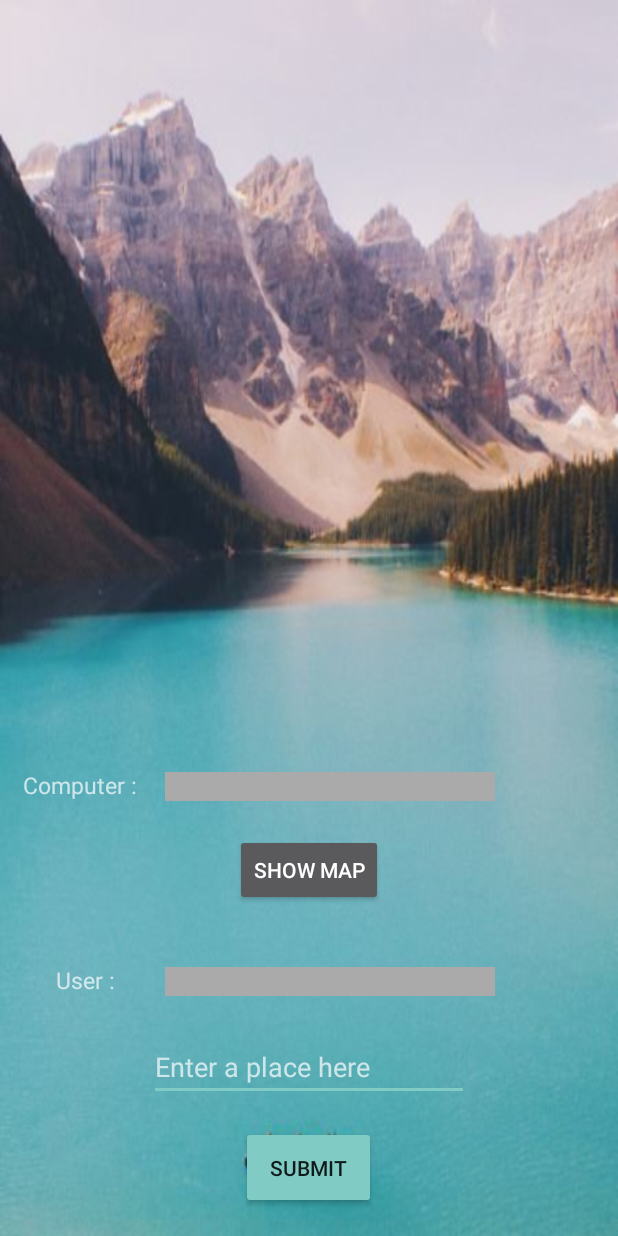
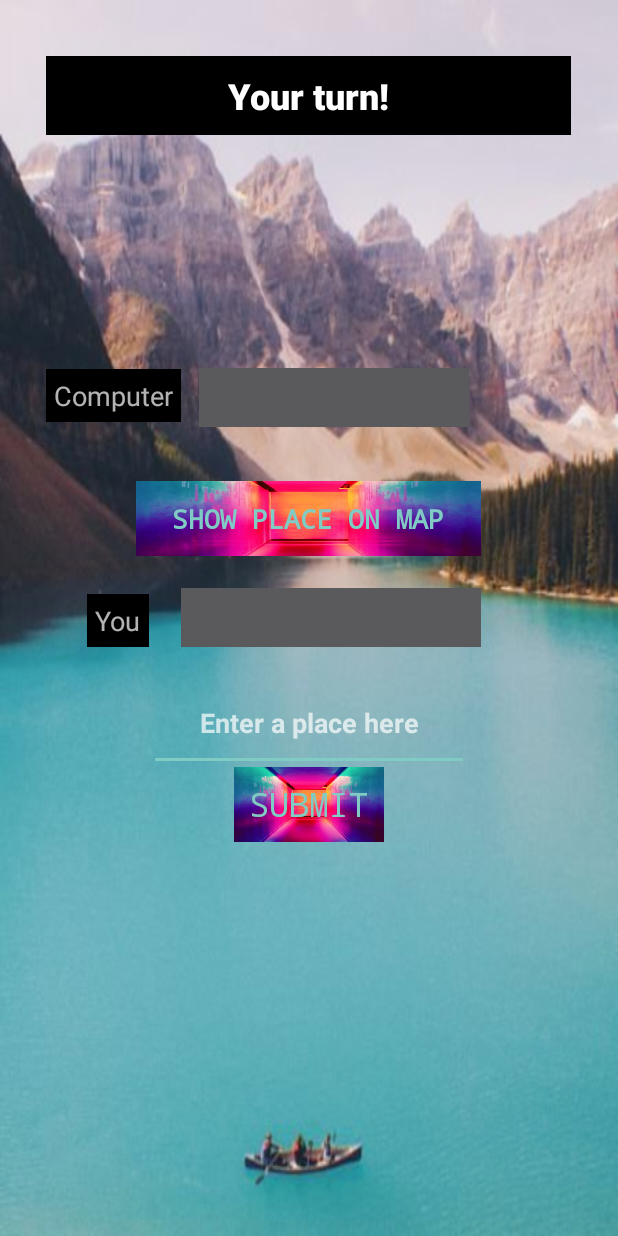
Before and after one commit to deepgosalia1/Atlas, an Android app: the MainActivity screen opened directly, with no data from a screen before it, on a phone screen of 412 x 824 dp. Run offline under Robolectric (Android 15) with nearby library versions, the light colour scheme and no system bars.

Commit message:
ui update d and difficulty modes updated

```diff
--- a/app/src/main/java/com/example/anonym/atlas/MainActivity.java
+++ b/app/src/main/java/com/example/anonym/atlas/MainActivity.java
@@ -24,12 +24,12 @@ import java.util.Random;
 
 public class MainActivity extends AppCompatActivity{
 
-    private String IncomingPlace,randomselectedplace,placeEntered,final_place_to_be_passed;
+    private String IncomingPlace,placeEntered,final_place_to_be_passed;
     Random random=new Random();
     ArrayList<String> keys = new ArrayList<String>();
     LinkedHashMap<String,String> all_place = new LinkedHashMap<>(46354);
     LinkedHashMap<String,String> all_copy = new LinkedHashMap<>(46354);
-    TextView comp_place;
+    TextView comp_place,turn_indicator;
     TextView user_place;
     EditText enterplace;
     int firstuse=0;
@@ -74,6 +74,7 @@ public class MainActivity extends AppCompatActivity{
     }
 
     public void computerturn(){
+        turn_indicator.setText("Computer's turn! and now your's");
         int flag=0;
         Character initial=null;
         String input;
@@ -154,21 +155,24 @@ public class MainActivity extends AppCompatActivity{
         enterplace.setText("");
         enterplace.setHint("Enter a place here");
         if (userTurn) {
+            turn_indicator.setText("Your turn!");
             new Handler().postDelayed(new Runnable() {
 
                 @Override
                 public void run() {
-                    Toast.makeText(MainActivity.this, "User Turn",Toast.LENGTH_SHORT).show();
+                    Toast.makeText(MainActivity.this, "Your Turn",Toast.LENGTH_SHORT).show();
                 }
             }, 2000);
         } else {
+            turn_indicator.setText("Computer's turn! and now your's");
             new Handler().postDelayed(new Runnable() {
 
                 @Override
                 public void run() {
-                    Toast.makeText(MainActivity.this, "Computer Turn",Toast.LENGTH_SHORT).show();
+                    Toast.makeText(MainActivity.this, "Computer's Turn",Toast.LENGTH_SHORT).show();
                 }
             }, 2000);
+
             computerturn();
         }
         return true;
@@ -178,18 +182,34 @@ public class MainActivity extends AppCompatActivity{
     protected void onCreate(Bundle savedInstanceState) {
         super.onCreate(savedInstanceState);
         setContentView(R.layout.activity_main);
-        Intent intent=getIntent();
-        comp_place=(TextView)findViewById(R.id.comp_place);
-        user_place=(TextView)findViewById(R.id.user_place);
-        enterplace=findViewById(R.id.enterplace);
+        Intent intent = getIntent();
+        String mode = intent.getStringExtra("mode");
+        comp_place = (TextView) findViewById(R.id.comp_place);
+        user_place = (TextView) findViewById(R.id.user_place);
+        turn_indicator = (TextView) findViewById(R.id.turn_indicator);
+        enterplace = findViewById(R.id.enterplace);
         AssetManager assetManager = getAssets();
+        if (mode == "hard") {
             try {
                 InputStream inputStream = assetManager.open("atlas.txt");
                 BufferedReader in = new BufferedReader(new InputStreamReader(inputStream));
                 String line = null;
-            while((line = in.readLine()) != null) {
+                while ((line = in.readLine()) != null) {
                     IncomingPlace = line.trim();
-                all_place.put(IncomingPlace.toLowerCase(),IncomingPlace);
+                    all_place.put(IncomingPlace.toLowerCase(), IncomingPlace);
+                }
+            } catch (IOException e) {
+                Toast.makeText(this, "Could not load the 'Places' Directory.", Toast.LENGTH_LONG).show();
+            }
+            onStart(null);
+        }else{
+            try {
+                InputStream inputStream = assetManager.open("just_countries.txt");
+                BufferedReader in = new BufferedReader(new InputStreamReader(inputStream));
+                String line = null;
+                while ((line = in.readLine()) != null) {
+                    IncomingPlace = line.trim();
+                    all_place.put(IncomingPlace.toLowerCase(), IncomingPlace);
                 }
             } catch (IOException e) {
                 Toast.makeText(this, "Could not load the 'Places' Directory.", Toast.LENGTH_LONG).show();
@@ -197,3 +217,4 @@ public class MainActivity extends AppCompatActivity{
             onStart(null);
         }
     }
+}
--- a/app/src/main/res/layout/activity_main.xml
+++ b/app/src/main/res/layout/activity_main.xml
@@ -6,90 +6,105 @@
     android:orientation="vertical">
 
     <Button
-        android:id="@+id/generate"
+        android:id="@+id/submit"
+        style="@style/Widget.AppCompat.Button.Borderless.Colored"
+        android:layout_width="100dp"
+        android:layout_height="50dp"
+        android:layout_below="@+id/user_place"
+        android:layout_centerHorizontal="true"
+        android:layout_marginTop="80dp"
+        android:background="@drawable/background_main_p"
+        android:fontFamily="monospace"
+        android:onClick="submitplace"
+        android:text="submit"
+        android:textSize="22sp" />
+
+    <EditText
+        android:id="@+id/enterplace"
         android:layout_width="wrap_content"
         android:layout_height="wrap_content"
-        android:layout_alignParentBottom="true"
+        android:layout_below="@+id/user"
         android:layout_centerHorizontal="true"
-        android:layout_marginBottom="350dp"
-        android:onClick="generatePlace"
-        android:text="Generate Place"
-        android:visibility="invisible" />
+        android:layout_marginTop="18dp"
+        android:ems="10"
+        android:hint="Enter a place here..."
+        android:inputType="textPersonName"
+        android:padding="20dp"
+        android:textAlignment="center"
+        android:textStyle="bold" />
 
     <TextView
-        android:id="@+id/comp_place"
-        android:layout_width="220dp"
+        android:id="@+id/user_place"
+        android:layout_width="200dp"
         android:layout_height="wrap_content"
-        android:layout_alignParentBottom="true"
-        android:layout_marginBottom="290dp"
-        android:layout_marginLeft="110dp"
-        android:layout_weight="0.3"
-        android:background="@android:color/darker_gray" />
+        android:layout_alignEnd="@+id/button3"
+        android:layout_centerVertical="true"
+        android:background="?android:attr/colorButtonNormal"
+        android:padding="10dp"
+        android:textStyle="bold" />
+
+    <TextView
+        android:id="@+id/user"
+        android:layout_width="wrap_content"
+        android:layout_height="wrap_content"
+        android:layout_alignBottom="@+id/user_place"
+        android:layout_toStartOf="@+id/enterplace"
+        android:background="@android:color/background_dark"
+        android:padding="5dp"
+        android:text="You"
+        android:textSize="18sp" />
+
+    <Button
+        android:id="@+id/button3"
+        style="@style/Widget.AppCompat.Button.Borderless.Colored"
+        android:layout_width="230dp"
+        android:layout_height="50dp"
+        android:layout_above="@+id/user_place"
+        android:layout_centerHorizontal="true"
+        android:layout_marginBottom="21dp"
+        android:background="@drawable/background_main_s"
+        android:fontFamily="monospace"
+        android:onClick="redirectToMaps"
+        android:text="show place on map"
+        android:textAlignment="center"
+        android:textColor="?attr/colorAccent"
+        android:textSize="18sp"
+        android:textStyle="bold" />
 
     <TextView
         android:id="@+id/computer"
         android:layout_width="wrap_content"
         android:layout_height="wrap_content"
-        android:layout_alignParentBottom="true"
-        android:layout_marginBottom="290dp"
-        android:layout_marginLeft="15dp"
-        android:text="Computer :"
-        android:textAlignment="center"
-        android:textSize="15dp" />
+        android:layout_above="@+id/button3"
+        android:layout_alignStart="@+id/turn_indicator"
+        android:layout_marginBottom="39dp"
+        android:background="@android:color/background_dark"
+        android:padding="5dp"
+        android:text="Computer"
+        android:textSize="18sp" />
 
     <TextView
-        android:id="@+id/user_place"
-        android:layout_width="220dp"
+        android:id="@+id/comp_place"
+        android:layout_width="180dp"
         android:layout_height="wrap_content"
-        android:layout_alignParentBottom="true"
-        android:layout_marginBottom="160dp"
-        android:layout_marginLeft="110dp"
-        android:layout_weight="0.3"
-        android:background="@android:color/darker_gray" />
+        android:layout_alignBaseline="@+id/computer"
+        android:layout_alignBottom="@+id/computer"
+        android:layout_alignEnd="@+id/enterplace"
+        android:background="?android:attr/colorButtonNormal"
+        android:padding="10dp" />
 
     <TextView
-        android:id="@+id/user"
-        android:layout_width="wrap_content"
+        android:id="@+id/turn_indicator"
+        android:layout_width="350dp"
         android:layout_height="wrap_content"
-        android:layout_alignParentBottom="true"
-        android:layout_marginBottom="160dp"
-        android:layout_marginLeft="37dp"
-        android:text="User :"
+        android:layout_alignParentTop="true"
+        android:layout_centerHorizontal="true"
+        android:layout_marginTop="37dp"
+        android:background="?android:attr/colorForegroundInverse"
+        android:padding="10dp"
+        android:text="Turn Indicator"
         android:textAlignment="center"
-        android:textSize="15dp" />
-
-    <Button
-        android:id="@+id/map"
-        android:layout_width="wrap_content"
-        android:layout_height="wrap_content"
-        android:layout_alignParentBottom="true"
-        android:layout_marginBottom="220dp"
-        android:layout_centerHorizontal="true"
-        android:layout_marginTop="17dp"
-        android:layout_weight="0.3"
-        android:onClick="redirectToMaps"
-        android:text="Show Map" />
-
-    <EditText
-        android:id="@+id/enterplace"
-        android:layout_width="wrap_content"
-        android:layout_height="wrap_content"
-        android:layout_alignParentBottom="true"
-        android:layout_marginBottom="90dp"
-        android:layout_centerHorizontal="true"
-        android:ems="10"
-        android:hint="enter a place here "
-        android:inputType="textPersonName" />
-
-    <Button
-        android:id="@+id/submit"
-        style="@style/Widget.AppCompat.Button.Colored"
-        android:layout_width="90dp"
-        android:layout_height="55dp"
-        android:layout_alignParentBottom="true"
-        android:layout_marginBottom="18dp"
-        android:layout_centerHorizontal="true"
-        android:layout_marginTop="35dp"
-        android:onClick="submitplace"
-        android:text="Submit" />
+        android:textAppearance="@style/TextAppearance.AppCompat.Body2"
+        android:textSize="24sp"
+        android:textStyle="bold" />
 </RelativeLayout>
```
Lines whose indentation alone changed are shown as unchanged.
